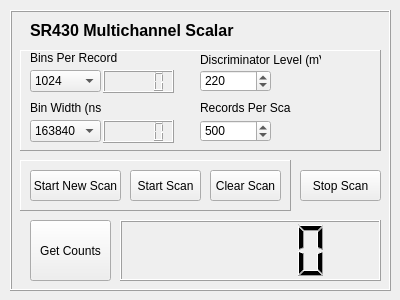
First picture: the form in lib/clients/gui/Scalar_gui.ui, repository barium-project/barium, before the edit.
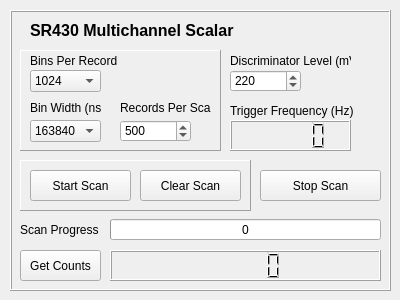
Second picture: the form after the edit.

Commit message: Major revamp to the Scalar Server and Client Fixed qt4reactor dependencies on clients Modified some GUI's

```diff
--- a/lib/clients/gui/Scalar_gui.ui
+++ b/lib/clients/gui/Scalar_gui.ui
@@ -54,9 +54,9 @@
     </property>
     <property name="geometry">
      <rect>
-      <x>290</x>
+      <x>250</x>
       <y>160</y>
-      <width>81</width>
+      <width>121</width>
       <height>31</height>
      </rect>
     </property>
@@ -64,35 +64,12 @@
      <string>Stop Scan</string>
     </property>
    </widget>
-   <widget class="QPushButton" name="sca_get_counts_button">
-    <property name="geometry">
-     <rect>
-      <x>20</x>
-      <y>210</y>
-      <width>81</width>
-      <height>61</height>
-     </rect>
-    </property>
-    <property name="text">
-     <string>Get Counts</string>
-    </property>
-   </widget>
-   <widget class="QLCDNumber" name="sca_counts_lcd">
-    <property name="geometry">
-     <rect>
-      <x>110</x>
-      <y>210</y>
-      <width>261</width>
-      <height>61</height>
-     </rect>
-    </property>
-   </widget>
    <widget class="QFrame" name="frame_2">
     <property name="geometry">
      <rect>
       <x>10</x>
       <y>150</y>
-      <width>271</width>
+      <width>231</width>
       <height>51</height>
      </rect>
     </property>
@@ -105,9 +82,9 @@
     <widget class="QPushButton" name="sca_clear_scan_button">
      <property name="geometry">
       <rect>
-       <x>190</x>
+       <x>120</x>
        <y>10</y>
-       <width>71</width>
+       <width>101</width>
        <height>31</height>
       </rect>
      </property>
@@ -118,9 +95,9 @@
     <widget class="QPushButton" name="sca_start_scan_button">
      <property name="geometry">
       <rect>
-       <x>110</x>
+       <x>10</x>
        <y>10</y>
-       <width>71</width>
+       <width>101</width>
        <height>31</height>
       </rect>
      </property>
@@ -131,29 +108,13 @@
       <bool>false</bool>
      </property>
     </widget>
-    <widget class="QPushButton" name="sca_start_new_scan_button">
-     <property name="geometry">
-      <rect>
-       <x>10</x>
-       <y>10</y>
-       <width>91</width>
-       <height>31</height>
-      </rect>
-     </property>
-     <property name="text">
-      <string>Start New Scan</string>
-     </property>
-     <property name="checkable">
-      <bool>false</bool>
-     </property>
-    </widget>
    </widget>
    <widget class="QFrame" name="frame_1">
     <property name="geometry">
      <rect>
       <x>10</x>
       <y>40</y>
-      <width>361</width>
+      <width>201</width>
       <height>101</height>
      </rect>
     </property>
@@ -169,7 +130,7 @@
        <x>10</x>
        <y>0</y>
        <width>131</width>
-       <height>16</height>
+       <height>21</height>
       </rect>
      </property>
      <property name="text">
@@ -179,7 +140,7 @@
     <widget class="QLabel" name="label_5">
      <property name="geometry">
       <rect>
-       <x>180</x>
+       <x>100</x>
        <y>50</y>
        <width>91</width>
        <height>16</height>
@@ -202,53 +163,20 @@
       <string>Bin Width (ns)</string>
      </property>
     </widget>
-    <widget class="QSpinBox" name="sca_discriminator_level_spinbox">
-     <property name="geometry">
-      <rect>
-       <x>180</x>
-       <y>20</y>
-       <width>71</width>
-       <height>22</height>
-      </rect>
-     </property>
-     <property name="maximum">
-      <number>300</number>
-     </property>
-     <property name="value">
-      <number>220</number>
-     </property>
-    </widget>
-    <widget class="QLCDNumber" name="sca_bins_per_record_lcd">
-     <property name="geometry">
-      <rect>
-       <x>83</x>
-       <y>20</y>
-       <width>71</width>
-       <height>23</height>
-      </rect>
-     </property>
-    </widget>
-    <widget class="QLCDNumber" name="sca_bin_width_lcd">
-     <property name="geometry">
-      <rect>
-       <x>83</x>
-       <y>70</y>
-       <width>71</width>
-       <height>23</height>
-      </rect>
-     </property>
-    </widget>
     <widget class="QSpinBox" name="sca_records_per_scan_spinbox">
      <property name="geometry">
       <rect>
-       <x>180</x>
+       <x>100</x>
        <y>70</y>
        <width>71</width>
        <height>22</height>
       </rect>
      </property>
+     <property name="minimum">
+      <number>1</number>
+     </property>
      <property name="maximum">
-      <number>2000</number>
+      <number>67000</number>
      </property>
      <property name="singleStep">
       <number>50</number>
@@ -257,19 +185,6 @@
       <number>500</number>
      </property>
     </widget>
-    <widget class="QLabel" name="label_4">
-     <property name="geometry">
-      <rect>
-       <x>180</x>
-       <y>0</y>
-       <width>121</width>
-       <height>20</height>
-      </rect>
-     </property>
-     <property name="text">
-      <string>Discriminator Level (mV)</string>
-     </property>
-    </widget>
     <widget class="QComboBox" name="sca_bin_width_select">
      <property name="geometry">
       <rect>
@@ -486,24 +401,119 @@
    <widget class="QLabel" name="label_6">
     <property name="geometry">
      <rect>
-      <x>30</x>
-      <y>160</y>
+      <x>10</x>
+      <y>210</y>
+      <width>91</width>
+      <height>20</height>
+     </rect>
+    </property>
+    <property name="text">
+     <string>Scan Progress</string>
+    </property>
+   </widget>
+   <widget class="QProgressBar" name="sca_progress_bar">
+    <property name="geometry">
+     <rect>
+      <x>100</x>
+      <y>209</y>
+      <width>271</width>
+      <height>21</height>
+     </rect>
+    </property>
+    <property name="maximum">
+     <number>500</number>
+    </property>
+    <property name="value">
+     <number>0</number>
+    </property>
+    <property name="textVisible">
+     <bool>true</bool>
+    </property>
+    <property name="invertedAppearance">
+     <bool>false</bool>
+    </property>
+    <property name="textDirection">
+     <enum>QProgressBar::TopToBottom</enum>
+    </property>
+    <property name="format">
+     <string>%v</string>
+    </property>
+   </widget>
+   <widget class="QPushButton" name="sca_get_counts_button">
+    <property name="geometry">
+     <rect>
+      <x>10</x>
+      <y>240</y>
+      <width>81</width>
+      <height>31</height>
+     </rect>
+    </property>
+    <property name="text">
+     <string>Get Counts</string>
+    </property>
+   </widget>
+   <widget class="QLCDNumber" name="sca_counts_lcd">
+    <property name="geometry">
+     <rect>
+      <x>100</x>
+      <y>240</y>
+      <width>271</width>
+      <height>31</height>
+     </rect>
+    </property>
+   </widget>
+   <widget class="QLabel" name="label_4">
+    <property name="geometry">
+     <rect>
+      <x>220</x>
+      <y>40</y>
+      <width>121</width>
+      <height>21</height>
+     </rect>
+    </property>
+    <property name="text">
+     <string>Discriminator Level (mV)</string>
+    </property>
+   </widget>
+   <widget class="QSpinBox" name="sca_discriminator_level_spinbox">
+    <property name="geometry">
+     <rect>
+      <x>220</x>
+      <y>60</y>
+      <width>71</width>
+      <height>22</height>
+     </rect>
+    </property>
+    <property name="maximum">
+     <number>300</number>
+    </property>
+    <property name="value">
+     <number>220</number>
+    </property>
+   </widget>
+   <widget class="QLabel" name="label_7">
+    <property name="geometry">
+     <rect>
+      <x>220</x>
+      <y>90</y>
       <width>131</width>
       <height>21</height>
      </rect>
     </property>
-    <property name="font">
-     <font>
-      <pointsize>10</pointsize>
-      <weight>75</weight>
-      <bold>true</bold>
-     </font>
-    </property>
     <property name="text">
-     <string>Scanning...</string>
+     <string>Trigger Frequency (Hz)</string>
     </property>
    </widget>
-   <zorder>label_6</zorder>
+   <widget class="QLCDNumber" name="sca_trigger_frequency_lcd">
+    <property name="geometry">
+     <rect>
+      <x>220</x>
+      <y>110</y>
+      <width>121</width>
+      <height>31</height>
+     </rect>
+    </property>
+   </widget>
    <zorder>frame_1</zorder>
    <zorder>frame_2</zorder>
    <zorder>label</zorder>
```
Left out of the diff: 48 changed lines with no effect on the pictures. The commit also changes 20 other files.
